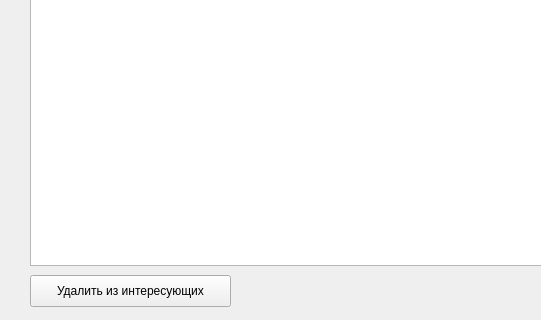
The window that app/TourismApp/interestedpackageswindow.ui (NousNous111/tourism_app) describes before a commit, drawn with Qt 5; both pictures show x 0 to 541 and y 135 to 455 of the 766 by 455 pixel window.
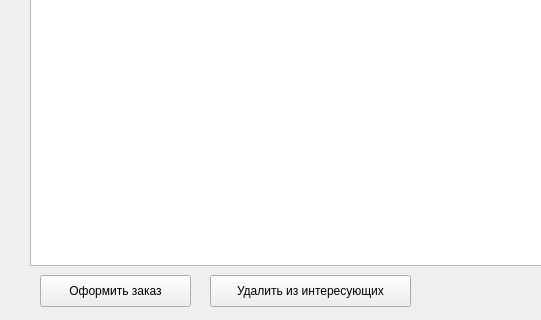
The same window after the commit.

Diff of the .ui file:
```diff
--- a/app/TourismApp/interestedpackageswindow.ui
+++ b/app/TourismApp/interestedpackageswindow.ui
@@ -52,7 +52,7 @@
   <widget class="QPushButton" name="removeButton">
    <property name="geometry">
     <rect>
-     <x>30</x>
+     <x>210</x>
      <y>410</y>
      <width>201</width>
      <height>32</height>
@@ -62,6 +62,19 @@
     <string>Удалить из интересующих</string>
    </property>
   </widget>
+  <widget class="QPushButton" name="orderButton">
+   <property name="geometry">
+    <rect>
+     <x>40</x>
+     <y>410</y>
+     <width>151</width>
+     <height>32</height>
+    </rect>
+   </property>
+   <property name="text">
+    <string>Оформить заказ</string>
+   </property>
+  </widget>
  </widget>
  <resources/>
  <connections/>
```
Left out of the diff: 6 changed lines with no effect on the pictures.
